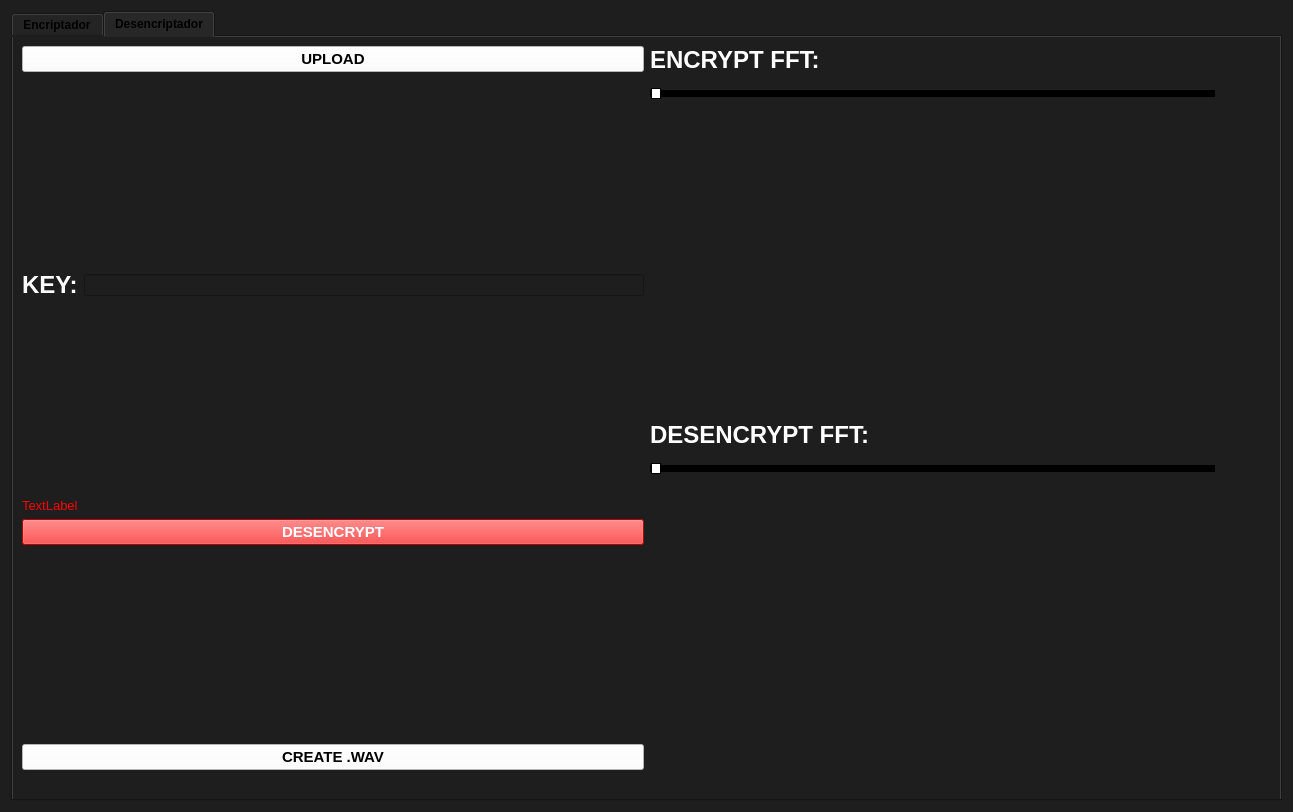
Above: Frontend/Designer/menu.ui from inequihi/ASSD-TP4 before the change. Below: the same form after it.
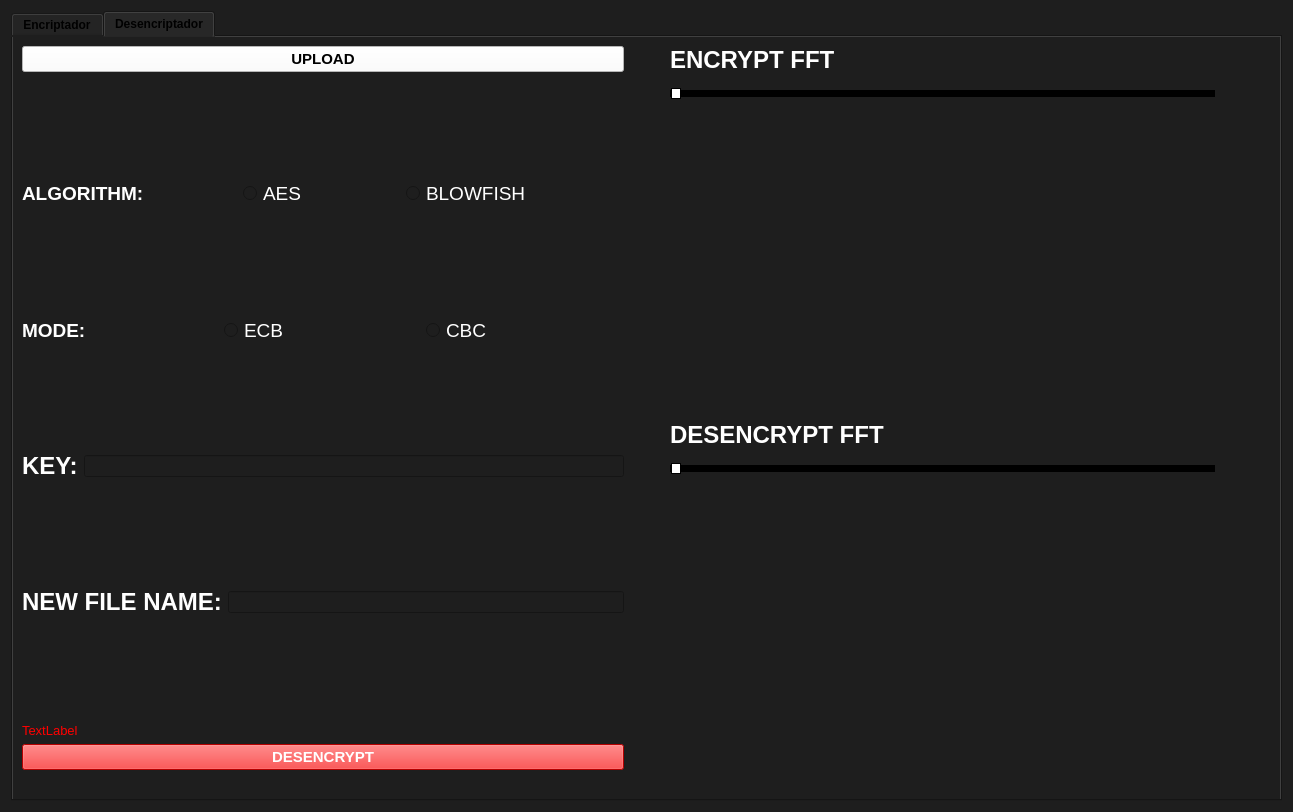
That is the form after the change. The open tabs and pages were chosen to show the change. Icons and pictures are not drawn. Custom widgets are drawn as their Qt base class.

Commit message: gui casi terminada

The edit to the form file:
```diff
--- a/Frontend/Designer/menu.ui
+++ b/Frontend/Designer/menu.ui
@@ -1029,6 +1029,224 @@
                </property>
               </spacer>
              </item>
+             <item>
+              <layout class="QHBoxLayout" name="horizontalLayout_21">
+               <item>
+                <widget class="QLabel" name="label_22">
+                 <property name="font">
+                  <font>
+                   <pointsize>14</pointsize>
+                   <weight>75</weight>
+                   <bold>true</bold>
+                  </font>
+                 </property>
+                 <property name="styleSheet">
+                  <string notr="true">color:white;</string>
+                 </property>
+                 <property name="text">
+                  <string>ALGORITHM:</string>
+                 </property>
+                </widget>
+               </item>
+               <item>
+                <spacer name="horizontalSpacer_39">
+                 <property name="orientation">
+                  <enum>Qt::Horizontal</enum>
+                 </property>
+                 <property name="sizeHint" stdset="0">
+                  <size>
+                   <width>40</width>
+                   <height>20</height>
+                  </size>
+                 </property>
+                </spacer>
+               </item>
+               <item>
+                <widget class="QRadioButton" name="radioButton_AES_2">
+                 <property name="font">
+                  <font>
+                   <pointsize>14</pointsize>
+                  </font>
+                 </property>
+                 <property name="styleSheet">
+                  <string notr="true">color: white;</string>
+                 </property>
+                 <property name="text">
+                  <string>AES</string>
+                 </property>
+                 <attribute name="buttonGroup">
+                  <string notr="true">buttonGroup_3</string>
+                 </attribute>
+                </widget>
+               </item>
+               <item>
+                <spacer name="horizontalSpacer_40">
+                 <property name="orientation">
+                  <enum>Qt::Horizontal</enum>
+                 </property>
+                 <property name="sizeHint" stdset="0">
+                  <size>
+                   <width>40</width>
+                   <height>20</height>
+                  </size>
+                 </property>
+                </spacer>
+               </item>
+               <item>
+                <widget class="QRadioButton" name="radioButton_Blowfish_2">
+                 <property name="font">
+                  <font>
+                   <pointsize>14</pointsize>
+                  </font>
+                 </property>
+                 <property name="styleSheet">
+                  <string notr="true">color: white;</string>
+                 </property>
+                 <property name="text">
+                  <string>BLOWFISH</string>
+                 </property>
+                 <attribute name="buttonGroup">
+                  <string notr="true">buttonGroup_3</string>
+                 </attribute>
+                </widget>
+               </item>
+               <item>
+                <spacer name="horizontalSpacer_41">
+                 <property name="orientation">
+                  <enum>Qt::Horizontal</enum>
+                 </property>
+                 <property name="sizeHint" stdset="0">
+                  <size>
+                   <width>40</width>
+                   <height>20</height>
+                  </size>
+                 </property>
+                </spacer>
+               </item>
+              </layout>
+             </item>
+             <item>
+              <spacer name="verticalSpacer_12">
+               <property name="orientation">
+                <enum>Qt::Vertical</enum>
+               </property>
+               <property name="sizeHint" stdset="0">
+                <size>
+                 <width>20</width>
+                 <height>40</height>
+                </size>
+               </property>
+              </spacer>
+             </item>
+             <item>
+              <layout class="QHBoxLayout" name="horizontalLayout_22">
+               <item>
+                <widget class="QLabel" name="label_25">
+                 <property name="font">
+                  <font>
+                   <pointsize>14</pointsize>
+                   <weight>75</weight>
+                   <bold>true</bold>
+                  </font>
+                 </property>
+                 <property name="styleSheet">
+                  <string notr="true">color:white;</string>
+                 </property>
+                 <property name="text">
+                  <string>MODE:</string>
+                 </property>
+                </widget>
+               </item>
+               <item>
+                <spacer name="horizontalSpacer_42">
+                 <property name="orientation">
+                  <enum>Qt::Horizontal</enum>
+                 </property>
+                 <property name="sizeHint" stdset="0">
+                  <size>
+                   <width>40</width>
+                   <height>20</height>
+                  </size>
+                 </property>
+                </spacer>
+               </item>
+               <item>
+                <widget class="QRadioButton" name="radioButton_ECB_2">
+                 <property name="font">
+                  <font>
+                   <pointsize>14</pointsize>
+                  </font>
+                 </property>
+                 <property name="styleSheet">
+                  <string notr="true">color: white;</string>
+                 </property>
+                 <property name="text">
+                  <string>ECB</string>
+                 </property>
+                 <attribute name="buttonGroup">
+                  <string notr="true">buttonGroup_4</string>
+                 </attribute>
+                </widget>
+               </item>
+               <item>
+                <spacer name="horizontalSpacer_43">
+                 <property name="orientation">
+                  <enum>Qt::Horizontal</enum>
+                 </property>
+                 <property name="sizeHint" stdset="0">
+                  <size>
+                   <width>40</width>
+                   <height>20</height>
+                  </size>
+                 </property>
+                </spacer>
+               </item>
+               <item>
+                <widget class="QRadioButton" name="radioButton_CBC_2">
+                 <property name="font">
+                  <font>
+                   <pointsize>14</pointsize>
+                  </font>
+                 </property>
+                 <property name="styleSheet">
+                  <string notr="true">color: white;</string>
+                 </property>
+                 <property name="text">
+                  <string>CBC</string>
+                 </property>
+                 <attribute name="buttonGroup">
+                  <string notr="true">buttonGroup_4</string>
+                 </attribute>
+                </widget>
+               </item>
+               <item>
+                <spacer name="horizontalSpacer_44">
+                 <property name="orientation">
+                  <enum>Qt::Horizontal</enum>
+                 </property>
+                 <property name="sizeHint" stdset="0">
+                  <size>
+                   <width>40</width>
+                   <height>20</height>
+                  </size>
+                 </property>
+                </spacer>
+               </item>
+              </layout>
+             </item>
+             <item>
+              <spacer name="verticalSpacer_20">
+               <property name="orientation">
+                <enum>Qt::Vertical</enum>
+               </property>
+               <property name="sizeHint" stdset="0">
+                <size>
+                 <width>20</width>
+                 <height>40</height>
+                </size>
+               </property>
+              </spacer>
+             </item>
              <item>
               <layout class="QHBoxLayout" name="horizontalLayout_8">
                <item>
@@ -1070,6 +1288,47 @@
                </property>
               </spacer>
              </item>
+             <item>
+              <layout class="QHBoxLayout" name="horizontalLayout_23">
+               <item>
+                <widget class="QLabel" name="label_26">
+                 <property name="font">
+                  <font>
+                   <pointsize>18</pointsize>
+                   <weight>75</weight>
+                   <bold>true</bold>
+                  </font>
+                 </property>
+                 <property name="styleSheet">
+                  <string notr="true">color:white;</string>
+                 </property>
+                 <property name="text">
+                  <string>NEW FILE NAME:</string>
+                 </property>
+                </widget>
+               </item>
+               <item>
+                <widget class="QLineEdit" name="lineEdit_key_2">
+                 <property name="styleSheet">
+                  <string notr="true">color:white;</string>
+                 </property>
+                </widget>
+               </item>
+              </layout>
+             </item>
+             <item>
+              <spacer name="verticalSpacer_22">
+               <property name="orientation">
+                <enum>Qt::Vertical</enum>
+               </property>
+               <property name="sizeHint" stdset="0">
+                <size>
+                 <width>20</width>
+                 <height>40</height>
+                </size>
+               </property>
+              </spacer>
+             </item>
              <item>
               <widget class="QLabel" name="label_incorrect_D">
                <property name="font">
@@ -1103,37 +1362,6 @@
                </property>
               </widget>
              </item>
-             <item>
-              <spacer name="verticalSpacer_8">
-               <property name="orientation">
-                <enum>Qt::Vertical</enum>
-               </property>
-               <property name="sizeHint" stdset="0">
-                <size>
-                 <width>20</width>
-                 <height>40</height>
-                </size>
-               </property>
-              </spacer>
-             </item>
-             <item>
-              <widget class="QPushButton" name="Button_CreateWAV_Desencrypt">
-               <property name="font">
-                <font>
-                 <pointsize>11</pointsize>
-                 <weight>75</weight>
-                 <bold>true</bold>
-                </font>
-               </property>
-               <property name="styleSheet">
-                <string notr="true">background:white;
-</string>
-               </property>
-               <property name="text">
-                <string>CREATE .WAV</string>
-               </property>
-              </widget>
-             </item>
              <item>
               <spacer name="horizontalSpacer_12">
                <property name="orientation">
@@ -1149,6 +1377,32 @@
              </item>
             </layout>
            </item>
+           <item>
+            <spacer name="verticalSpacer_8">
+             <property name="orientation">
+              <enum>Qt::Vertical</enum>
+             </property>
+             <property name="sizeHint" stdset="0">
+              <size>
+               <width>20</width>
+               <height>40</height>
+              </size>
+             </property>
+            </spacer>
+           </item>
+           <item>
+            <spacer name="verticalSpacer_21">
+             <property name="orientation">
+              <enum>Qt::Vertical</enum>
+             </property>
+             <property name="sizeHint" stdset="0">
+              <size>
+               <width>20</width>
+               <height>40</height>
+              </size>
+             </property>
+            </spacer>
+           </item>
            <item>
             <layout class="QVBoxLayout" name="verticalLayout_11">
              <item>
@@ -1166,7 +1420,7 @@
                   <string notr="true">color:white;</string>
                  </property>
                  <property name="text">
-                  <string>ENCRYPT FFT:</string>
+                  <string>ENCRYPT FFT</string>
                  </property>
                 </widget>
                </item>
@@ -1471,7 +1725,7 @@
                   <string notr="true">color:white;</string>
                  </property>
                  <property name="text">
-                  <string>DESENCRYPT FFT:</string>
+                  <string>DESENCRYPT FFT</string>
                  </property>
                 </widget>
                </item>
```
Left out of the diff: 366 changed lines with no effect on the pictures. The commit also changes 2 other files.
